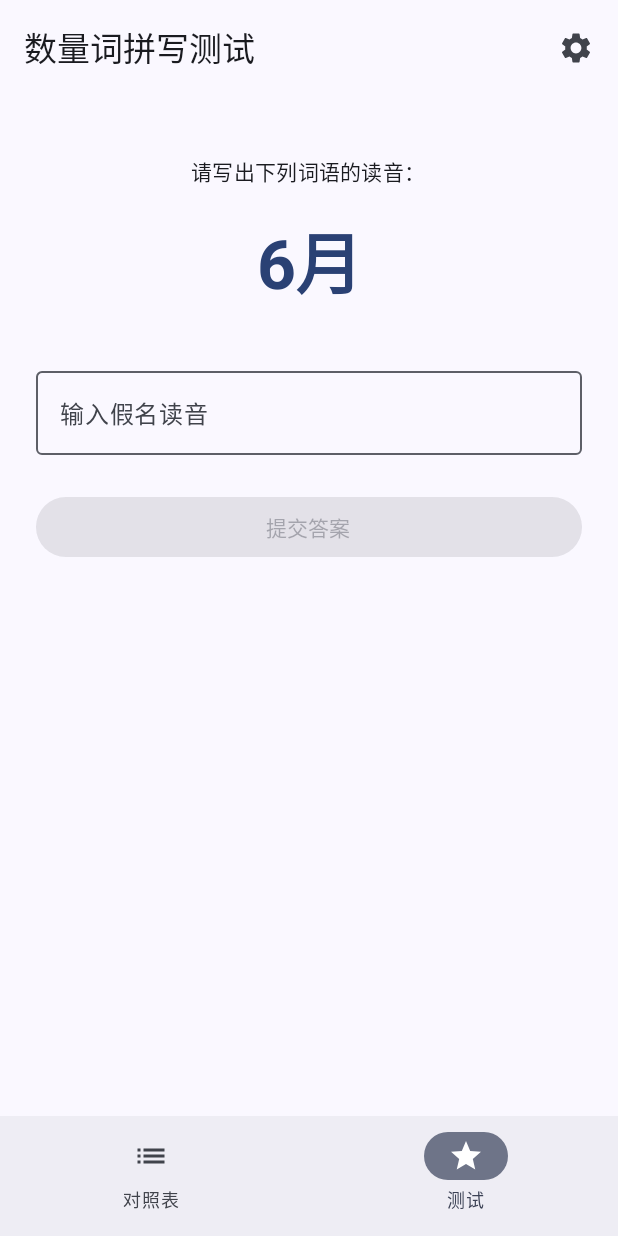
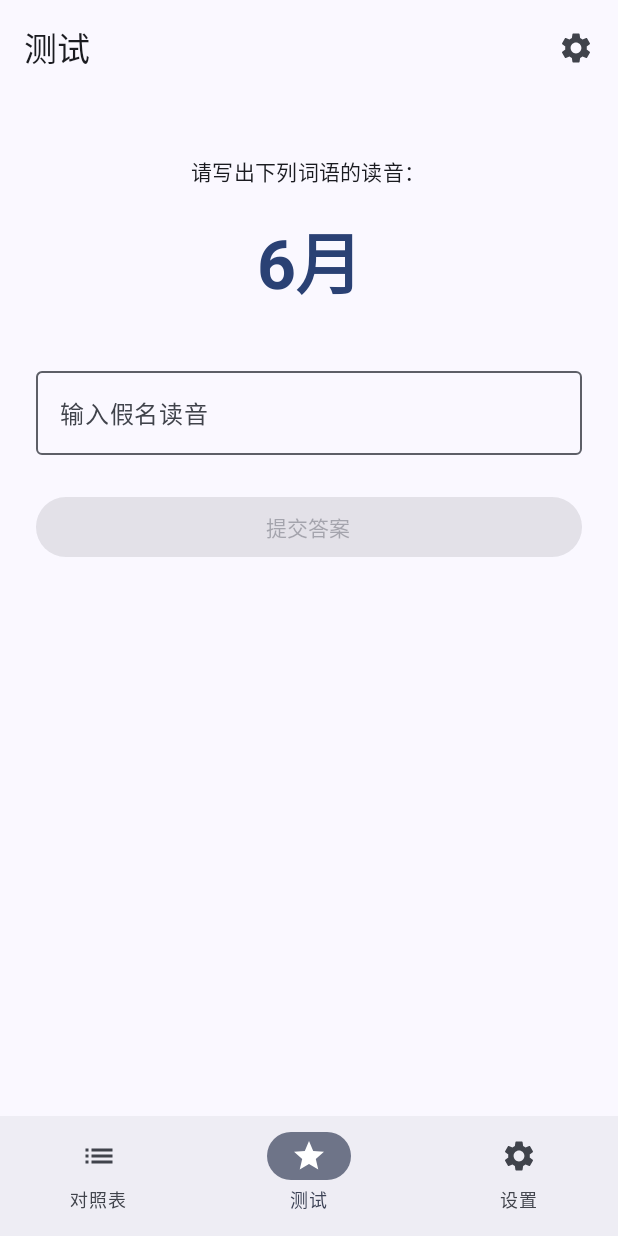
Before and after one commit to eyz2021/Suushi, an Android app built with Jetpack Compose: the screen it shows after launch (MainActivity), item 2 of the bottom bar chosen, on a phone screen of 412 x 824 dp. Run offline under Robolectric (Android 15) with nearby library versions, the light colour scheme and no system bars.

Commit message:
feat: complete localization for quiz screen and optimize settings UI interaction

```diff
--- a/app/src/main/java/cn/eyz2021/suushi/MainActivity.kt
+++ b/app/src/main/java/cn/eyz2021/suushi/MainActivity.kt
@@ -4,16 +4,50 @@ import android.os.Bundle
 import androidx.activity.ComponentActivity
 import androidx.activity.compose.setContent
 import androidx.activity.enableEdgeToEdge
+import androidx.compose.foundation.isSystemInDarkTheme
+import androidx.compose.runtime.*
+import androidx.compose.ui.platform.LocalContext
 import cn.eyz2021.suushi.ui.screens.MainScreen
 import cn.eyz2021.suushi.ui.theme.数詞Theme
+import cn.eyz2021.suushi.util.LocalTranslation
+import cn.eyz2021.suushi.util.SettingsHelper
+import cn.eyz2021.suushi.util.TranslationHelper
 
 class MainActivity : ComponentActivity() {
     override fun onCreate(savedInstanceState: Bundle?) {
         super.onCreate(savedInstanceState)
         enableEdgeToEdge()
         setContent {
-            数詞Theme {
-                MainScreen()
+            val context = LocalContext.current
+            val settingsHelper = remember { SettingsHelper(context) }
+            val translationHelper = remember { TranslationHelper(context) }
+
+            var themeTick by remember { mutableIntStateOf(0) }
+            var langTick by remember { mutableIntStateOf(0) }
+
+            // 加载语言
+            LaunchedEffect(langTick) {
+                translationHelper.loadLanguage(settingsHelper.getLanguage())
+            }
+
+            val themeMode = remember(themeTick) { settingsHelper.getThemeMode() }
+            val darkTheme = when (themeMode) {
+                1 -> false
+                2 -> true
+                else -> isSystemInDarkTheme()
+            }
+
+            // 提供全局翻译支持
+            CompositionLocalProvider(LocalTranslation provides translationHelper) {
+                // 当语言加载完成后才渲染 UI
+                if (langTick >= 0) {
+                    数詞Theme(darkTheme = darkTheme) {
+                        MainScreen(
+                            onThemeChange = { themeTick++ },
+                            onLanguageChange = { langTick++ }
+                        )
+                    }
+                }
             }
         }
     }
--- a/app/src/main/java/cn/eyz2021/suushi/ui/screens/MainScreen.kt
+++ b/app/src/main/java/cn/eyz2021/suushi/ui/screens/MainScreen.kt
@@ -7,6 +7,7 @@ import androidx.compose.animation.core.tween
 import androidx.compose.foundation.layout.*
 import androidx.compose.material.icons.Icons
 import androidx.compose.material.icons.filled.List
+import androidx.compose.material.icons.filled.Settings
 import androidx.compose.material.icons.filled.Star
 import androidx.compose.material3.*
 import androidx.compose.runtime.*
@@ -15,9 +16,10 @@ import androidx.compose.ui.unit.IntOffset
 import androidx.compose.ui.unit.dp
 import cn.eyz2021.suushi.model.CounterGroup
 import cn.eyz2021.suushi.model.sampleData
+import cn.eyz2021.suushi.util.t
 
 @Composable
-fun MainScreen() {
+fun MainScreen(onThemeChange: () -> Unit, onLanguageChange: () -> Unit) {
     var currentTab by remember { mutableIntStateOf(0) }
     var selectedGroup by remember { mutableStateOf<CounterGroup?>(null) }
 
@@ -36,22 +38,26 @@ fun MainScreen() {
                     NavigationBarItem(
                         selected = currentTab == 0,
                         onClick = { currentTab = 0 },
-                        icon = { Icon(Icons.Default.List, contentDescription = "对照表") },
-                        label = { Text("对照表") }
+                        icon = { Icon(Icons.Default.List, contentDescription = t("tab_table")) },
+                        label = { Text(t("tab_table")) }
                     )
                     NavigationBarItem(
                         selected = currentTab == 1,
                         onClick = { currentTab = 1 },
-                        icon = { Icon(Icons.Default.Star, contentDescription = "测试") },
-                        label = { Text("测试") }
+                        icon = { Icon(Icons.Default.Star, contentDescription = t("tab_quiz")) },
+                        label = { Text(t("tab_quiz")) }
+                    )
+                    NavigationBarItem(
+                        selected = currentTab == 2,
+                        onClick = { currentTab = 2 },
+                        icon = { Icon(Icons.Default.Settings, contentDescription = t("tab_settings")) },
+                        label = { Text(t("tab_settings")) }
                     )
                 }
             }
         },
-        // 关键 1：强制 Scaffold 不自动处理 WindowInsets，防止底部栏出现/消失时内容瞬间位移
         contentWindowInsets = WindowInsets(0, 0, 0, 0)
     ) { _ ->
-        // 关键 2：完全忽略 Scaffold 提供的 innerPadding，手动控制布局稳定性
         Box(modifier = Modifier.fillMaxSize()) {
             AnimatedContent(
                 targetState = currentTab,
@@ -81,7 +87,6 @@ fun MainScreen() {
                             },
                             label = "DrillDownTransition"
                         ) { group ->
-                            // 关键 3：通过固定的 padding 预留底部导航栏空间，确保即使导航栏消失，内容容器的基准线也不动
                             Box(modifier = Modifier.padding(bottom = if (showBottomBar) 80.dp else 0.dp)) {
                                 if (group == null) {
                                     CategoryListScreen(
@@ -103,6 +108,14 @@ fun MainScreen() {
                             QuizScreen()
                         }
                     }
+                    2 -> {
+                        Box(modifier = Modifier.padding(bottom = 80.dp)) {
+                            SettingsScreen(
+                                onThemeChange = onThemeChange,
+                                onLanguageChange = onLanguageChange
+                            )
+                        }
+                    }
                 }
             }
         }
--- a/app/src/main/java/cn/eyz2021/suushi/ui/screens/QuizScreen.kt
+++ b/app/src/main/java/cn/eyz2021/suushi/ui/screens/QuizScreen.kt
@@ -19,7 +19,9 @@ import androidx.compose.ui.unit.dp
 import androidx.compose.ui.unit.sp
 import cn.eyz2021.suushi.model.sampleData
 import cn.eyz2021.suushi.util.AudioHelper
+import cn.eyz2021.suushi.util.LocalTranslation
 import cn.eyz2021.suushi.util.SettingsHelper
+import cn.eyz2021.suushi.util.t
 import kotlin.math.ceil
 
 @OptIn(ExperimentalMaterial3Api::class)
@@ -28,6 +30,7 @@ fun QuizScreen() {
     val context = LocalContext.current
     val settingsHelper = remember { SettingsHelper(context) }
     val audioHelper = remember { AudioHelper(context) }
+    val translationHelper = LocalTranslation.current
 
     // 释放音频资源
     DisposableEffect(Unit) {
@@ -75,20 +78,13 @@ fun QuizScreen() {
     fun pickNextQuestion() {
         if (quizPool.isEmpty()) return
 
-        // 计算冷却期长度：0.4 * 总数，向上取整
         val coolingSize = ceil(quizPool.size * 0.4).toInt()
-
-        // 过滤掉还在冷却期（最近出现过）的题目
         val availablePool = quizPool.filter { item ->
             historyQueue.none { it.first == item.first && it.second == item.second }
-        }
+        }.ifEmpty { quizPool }
 
-        // 如果可用池为空（理论上只有总数极少时发生），则清空历史重新开始
-        val finalPool = if (availablePool.isEmpty()) quizPool else availablePool
+        val next = availablePool.random()
 
-        val next = finalPool.random()
-
-        // 更新历史队列
         historyQueue.add(next)
         if (historyQueue.size > coolingSize) {
             historyQueue.removeAt(0)
@@ -102,9 +98,8 @@ fun QuizScreen() {
     // 题库监控与自动刷新
     LaunchedEffect(quizPool) {
         if (quizPool.isNotEmpty()) {
-            // 如果当前题目不在新题库中，或者题库刷新且当前无题，则重新抽题
             if (currentPair == null || quizPool.none { it.first == currentPair?.first && it.second == currentPair?.second }) {
-                historyQueue.clear() // 范围变了，清空历史
+                historyQueue.clear()
                 pickNextQuestion()
             }
         } else {
@@ -117,6 +112,8 @@ fun QuizScreen() {
         pickNextQuestion()
     }
 
+    // 修复：不能在普通函数里直接调用 @Composable 的 t() 函数
+    // 应该使用 translationHelper.translate()
     fun checkAnswer() {
         if (userInput.isBlank() || currentPair == null) return
 
@@ -124,7 +121,6 @@ fun QuizScreen() {
         val item = currentPair!!.first
         val category = currentPair!!.second
 
-        // 直接硬编码处理 7 和 17 的特殊情况，确保 100% 正确
         val possibleAnswers = when {
             category == "人" && item.number == "7" -> listOf("しちにん", "ななにん")
             category == "人" && item.number == "17" -> listOf("じゅうしちにん", "じゅうななにん")
@@ -135,14 +131,13 @@ fun QuizScreen() {
         val isAnswerCorrect = input in possibleAnswers
 
         if (isAnswerCorrect) {
-            feedback = "正确！"
+            feedback = translationHelper.translate("quiz_correct")
             isCorrect = true
         } else {
-            feedback = "错误，正确答案是：${possibleAnswers.joinToString(" 或 ")}"
+            feedback = "${translationHelper.translate("quiz_error")}: ${possibleAnswers.joinToString(" 或 ")}"
             isCorrect = false
         }
 
-        // 自动播放发音逻辑
         if (autoPlayAudio) {
             audioHelper.playAudio(item.audioResName)
         }
@@ -151,18 +146,18 @@ fun QuizScreen() {
     Scaffold(
         topBar = {
             TopAppBar(
-                title = { Text("数量词拼写测试") },
+                title = { Text(t("tab_quiz")) },
                 actions = {
                     Box {
                         IconButton(onClick = { showSettings = true }) {
-                            Icon(Icons.Default.Settings, contentDescription = "设置")
+                            Icon(Icons.Default.Settings, contentDescription = t("tab_settings"))
                         }
                         DropdownMenu(
                             expanded = showSettings,
                             onDismissRequest = { showSettings = false }
                         ) {
                             Text(
-                                "常规设置：",
+                                t("quiz_settings_general"),
                                 modifier = Modifier.padding(horizontal = 16.dp, vertical = 8.dp),
                                 style = MaterialTheme.typography.labelLarge,
                                 color = MaterialTheme.colorScheme.primary
@@ -172,14 +167,14 @@ fun QuizScreen() {
                                     Row(verticalAlignment = Alignment.CenterVertically) {
                                         Checkbox(checked = autoPlayAudio, onCheckedChange = null)
                                         Spacer(modifier = Modifier.width(8.dp))
-                                        Text("作答后自动发音")
+                                        Text(t("quiz_auto_play"))
                                     }
                                 },
                                 onClick = { autoPlayAudio = !autoPlayAudio }
                             )
                             HorizontalDivider()
                             Text(
-                                "选择测试范围：",
+                                t("quiz_settings_range"),
                                 modifier = Modifier.padding(horizontal = 16.dp, vertical = 8.dp),
                                 style = MaterialTheme.typography.labelLarge,
                                 color = MaterialTheme.colorScheme.primary
@@ -222,12 +217,12 @@ fun QuizScreen() {
         ) {
             if (quizPool.isEmpty()) {
                 Spacer(modifier = Modifier.height(100.dp))
-                Text("请至少选择一个包含数据的分类")
+                Text(t("quiz_empty_pool"))
             } else if (currentPair != null) {
                 Spacer(modifier = Modifier.height(40.dp))
 
                 Text(
-                    text = "请写出下列词语的读音：",
+                    text = t("quiz_prompt"),
                     style = MaterialTheme.typography.bodyMedium
                 )
 
@@ -245,7 +240,7 @@ fun QuizScreen() {
                 OutlinedTextField(
                     value = userInput,
                     onValueChange = { userInput = it },
-                    label = { Text("输入假名读音") },
+                    label = { Text(t("quiz_placeholder")) },
                     modifier = Modifier.fillMaxWidth(),
                     singleLine = true,
                     enabled = feedback == null,
@@ -266,7 +261,7 @@ fun QuizScreen() {
                         modifier = Modifier.fillMaxWidth(),
                         enabled = userInput.isNotBlank()
                     ) {
-                        Text("提交答案")
+                        Text(t("quiz_check"))
                     }
                 } else {
                     Text(
@@ -282,7 +277,7 @@ fun QuizScreen() {
                         onClick = { nextQuestion() },
                         modifier = Modifier.fillMaxWidth()
                     ) {
-                        Text("下一题")
+                        Text(t("quiz_next"))
                     }
                 }
             }
--- a/app/src/main/java/cn/eyz2021/suushi/util/SettingsHelper.kt
+++ b/app/src/main/java/cn/eyz2021/suushi/util/SettingsHelper.kt
@@ -21,4 +21,20 @@ class SettingsHelper(context: Context) {
     fun isAutoPlayAudioEnabled(): Boolean {
         return prefs.getBoolean("auto_play_audio", true)
     }
+
+    fun saveThemeMode(mode: Int) {
+        prefs.edit().putInt("theme_mode", mode).apply()
+    }
+
+    fun getThemeMode(): Int {
+        return prefs.getInt("theme_mode", 0) // 0: System, 1: Light, 2: Dark
+    }
+
+    fun saveLanguage(lang: String) {
+        prefs.edit().putString("language", lang).apply()
+    }
+
+    fun getLanguage(): String {
+        return prefs.getString("language", "zh-CN") ?: "zh-CN"
+    }
 }
--- /dev/null
+++ b/app/src/main/java/cn/eyz2021/suushi/util/TranslationHelper.kt
@@ -0,0 +1,39 @@
+package cn.eyz2021.suushi.util
+
+import android.content.Context
+import androidx.compose.runtime.*
+import org.json.JSONObject
+
+class TranslationHelper(private val context: Context) {
+    // 使用 mutableStateOf 包装 translations 对象，确保其变化能触发 Compose 重绘
+    var translations by mutableStateOf(JSONObject())
+        private set
+
+    private var currentLang = "zh-CN"
+
+    fun loadLanguage(lang: String) {
+        currentLang = lang
+        try {
+            val jsonString = context.assets.open("locales/$lang.json").bufferedReader().use { it.readText() }
+            // 替换整个 JSONObject 对象，触发 Compose 状态更新
+            translations = JSONObject(jsonString)
+        } catch (e: Exception) {
+            e.printStackTrace()
+            if (lang != "en") loadLanguage("en")
+        }
+    }
+
+    fun translate(key: String): String {
+        return translations.optString(key, key)
+    }
+}
+
+val LocalTranslation = compositionLocalOf<TranslationHelper> {
+    error("No TranslationHelper provided")
+}
+
+@Composable
+@ReadOnlyComposable
+fun t(key: String): String {
+    return LocalTranslation.current.translate(key)
+}
```
Also changed, not shown: app/src/main/assets/locales/en.json (added, +25 -0 lines), app/src/main/assets/locales/zh-CN.json (added, +25 -0 lines), app/src/main/assets/locales/zh-TW.json (added, +25 -0 lines), app/src/main/java/cn/eyz2021/suushi/ui/screens/SettingsScreen.kt (added, +165 -0 lines), app/src/main/res/drawable/ic_github.xml (added, +9 -0 lines), 1 other file.
